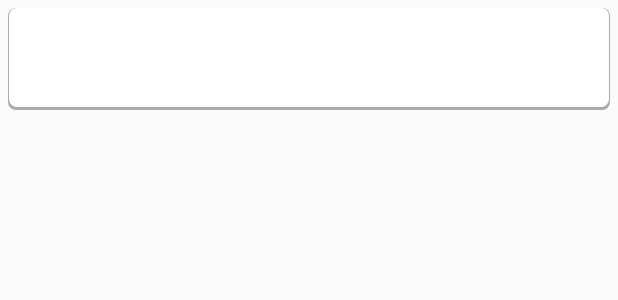
After one commit to vinicius-batista/buddy-finder, an Android app: the layout view_holder_supporter_donations_list.xml on its own in the app's theme, with its tools: preview values and no code run, on a phone screen of 412 x 824 dp. The commit adds this screen. Shown: the top 300 px of the screen. Run offline under Robolectric (Android 15) with nearby library versions, the phone set to English and light mode, and no system bars.

Commit message:
add supporterDonations list

```diff
--- a/app/src/main/java/com/example/buddyfinder/model/Donation.java
+++ b/app/src/main/java/com/example/buddyfinder/model/Donation.java
@@ -27,7 +27,7 @@ public class Donation implements Parcelable {
         quantity = in.readString();
         description = in.readString();
         status = in.readString();
-        supporterDonations = in.readArrayList(null);
+        supporterDonations = in.readArrayList(SupporterDonation.class.getClassLoader());
     }
 
     public static final Creator<Donation> CREATOR = new Creator<Donation>() {
--- a/app/src/main/res/layout/activity_donation_details.xml
+++ b/app/src/main/res/layout/activity_donation_details.xml
@@ -71,6 +71,11 @@
             android:padding="5dp"
             android:textSize="18sp" />
 
+        <android.support.v7.widget.RecyclerView
+            android:id="@+id/rvSupporterDonations"
+            android:layout_width="match_parent"
+            android:layout_height="match_parent" />
+
         <Button
             android:id="@+id/btnCloseDonation"
             android:layout_width="match_parent"
--- /dev/null
+++ b/app/src/main/res/layout/view_holder_supporter_donations_list.xml
@@ -0,0 +1,22 @@
+<?xml version="1.0" encoding="utf-8"?>
+<LinearLayout xmlns:android="http://schemas.android.com/apk/res/android"
+    android:layout_width="match_parent"
+    android:layout_height="wrap_content"
+    android:layout_margin="5dp"
+    android:background="@drawable/background_with_shadow"
+    android:orientation="vertical">
+
+    <TextView
+        android:id="@+id/txtSupporterName"
+        android:layout_width="match_parent"
+        android:layout_height="wrap_content"
+        android:textAlignment="center"
+        android:textSize="24sp" />
+
+    <TextView
+        android:id="@+id/txtAmount"
+        android:layout_width="match_parent"
+        android:layout_height="35dp"
+        android:textAlignment="center"
+        android:textSize="20sp" />
+</LinearLayout>
```
Also changed, not shown: app/src/main/java/com/example/buddyfinder/DonationDetailsActivity.java (+32 -10 lines), app/src/main/java/com/example/buddyfinder/view/SupporterDonationsListAdapter.java (added, +40 -0 lines), app/src/main/java/com/example/buddyfinder/view/SupporterDonationsListViewHolder.java (added, +27 -0 lines).
